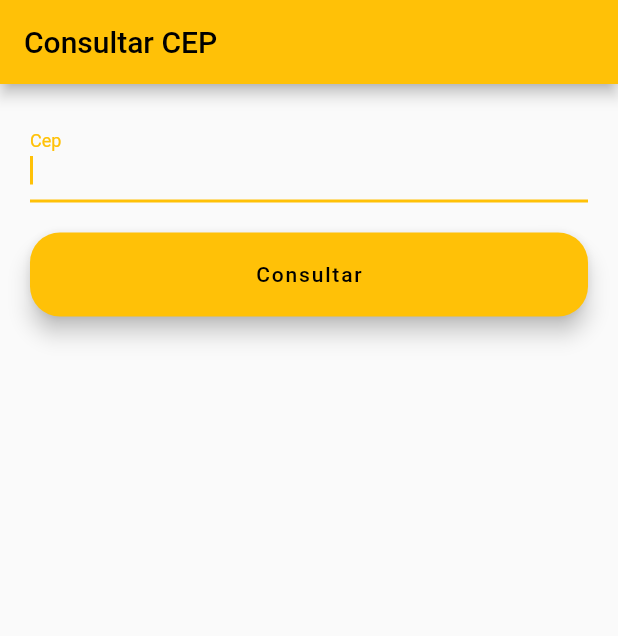
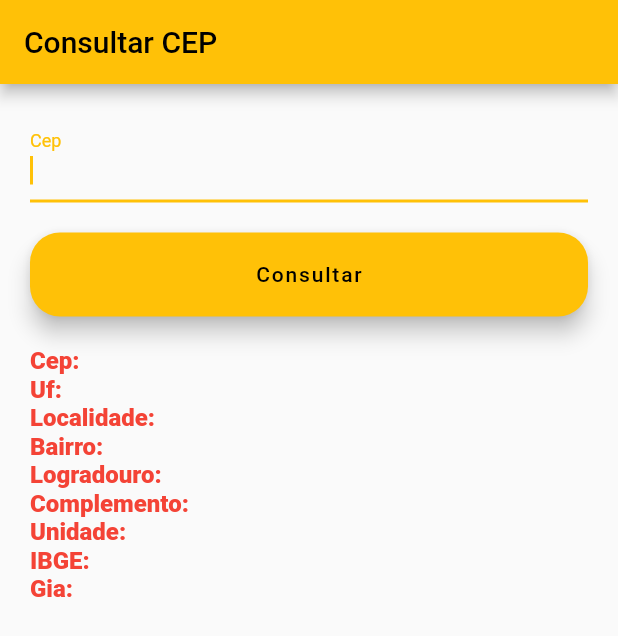
Before and after one commit to mapti-michel/flutter-cep, a Flutter app: the screen it shows after launch, on a phone screen of 412 x 824 dp. Shown: the top 636 px of the screen. Run offline on Flutter 3.47's test engine with Material 2 defaults, Android fonts, the phone set to English and light mode, and no system bars.

Commit message:
Update files

```diff
--- a/lib/views/home_page.dart
+++ b/lib/views/home_page.dart
@@ -1,3 +1,5 @@
+import 'dart:convert';
+
 import 'package:flutter/material.dart';
 import 'package:pesquisa_cep/services/via_cep_service.dart';
 
@@ -82,7 +84,7 @@ class _HomePageState extends State<HomePage> {
     final cep = _searchCepController.text;
 
     final resultCep = await ViaCepService.fetchCep(cep: cep);
-    print(resultCep.localidade); // Exibindo somente a localidade no terminal
+//    print(resultCep.localidade); // Exibindo somente a localidade no terminal
 
     setState(() {
       _result = resultCep.toJson();
@@ -92,9 +94,143 @@ class _HomePageState extends State<HomePage> {
   }
 
   Widget _buildResultForm() {
+    String msgNot = 'não foi preenchido';
+    String localidade = '';
+    String cep = '';
+    String logradouro = '';
+    String complemento = '';
+    String bairro = '';
+    String uf = '';
+    String unidade = '';
+    String ibge = '';
+    String gia = '';
+    if (_result != null) {
+      cep = (_result != null ? jsonDecode(_result.toString()) : '')['cep'] ?? msgNot;
+      logradouro = (_result != null ? jsonDecode(_result.toString()) : '')['logradouro'] ?? msgNot;
+      complemento = (_result != null ? jsonDecode(_result.toString()) : '')['complemento'] ?? msgNot;
+      bairro = (_result != null ? jsonDecode(_result.toString()) : '')['bairro'] ?? msgNot;
+      localidade = (_result != null ? jsonDecode(_result.toString()) : '')['localidade'] ?? msgNot;
+      uf = (_result != null ? jsonDecode(_result.toString()) : '')['uf'] ?? msgNot;
+      unidade = (_result != null ? jsonDecode(_result.toString()) : '')['unidade'] ?? msgNot;
+      ibge = (_result != null ? jsonDecode(_result.toString()) : '')['ibge'] ?? msgNot;
+      gia = (_result != null ? jsonDecode(_result.toString()) : '')['gia'] ?? msgNot;
+    }
+
     return Container(
       padding: EdgeInsets.only(top: 20.0),
-      child: Text(_result ?? ''),
+//      child: Text(_result ?? ''),
+      child: Column(children: [
+        Row(
+          children: [
+            Text(
+              'Cep: ',
+              style: TextStyle(color: Colors.red, fontWeight: FontWeight.w800, fontSize: 16),
+            ),
+            Text(
+              cep,
+              style: TextStyle(color: Colors.black),
+            ),
+          ],
+        ),
+        Row(
+          children: [
+            Text(
+              'Uf: ',
+              style: TextStyle(color: Colors.red, fontWeight: FontWeight.w800, fontSize: 16),
+            ),
+            Text(
+              uf,
+              style: TextStyle(color: Colors.black),
+            ),
+          ],
+        ),
+        Row(
+          children: [
+            Text(
+              'Localidade: ',
+              style: TextStyle(color: Colors.red, fontWeight: FontWeight.w800, fontSize: 16),
+            ),
+            Text(
+              localidade,
+              style: TextStyle(color: Colors.black),
+            ),
+          ],
+        ),
+        Row(
+          children: [
+            Text(
+              'Bairro: ',
+              style: TextStyle(color: Colors.red, fontWeight: FontWeight.w800, fontSize: 16),
+            ),
+            Text(
+              bairro,
+              style: TextStyle(color: Colors.black),
+            ),
+          ],
+        ),
+        Row(
+          children: [
+            Text(
+              'Logradouro: ',
+              style: TextStyle(color: Colors.red, fontWeight: FontWeight.w800, fontSize: 16),
+            ),
+            Text(
+              logradouro,
+              style: TextStyle(color: Colors.black),
+            ),
+          ],
+        ),
+        Row(
+          children: [
+            Text(
+              'Complemento: ',
+              style: TextStyle(color: Colors.red, fontWeight: FontWeight.w800, fontSize: 16),
+            ),
+            Text(
+              complemento,
+              style: TextStyle(color: Colors.black),
+            ),
+          ],
+        ),
+        Row(
+          children: [
+            Text(
+              'Unidade: ',
+              style: TextStyle(color: Colors.red, fontWeight: FontWeight.w800, fontSize: 16),
+            ),
+            Text(
+              unidade,
+              style: TextStyle(color: Colors.black),
+            ),
+          ],
+        ),
+        Row(
+          children: [
+            Text(
+              'IBGE: ',
+              style: TextStyle(color: Colors.red, fontWeight: FontWeight.w800, fontSize: 16),
+            ),
+            Text(
+              ibge,
+              style: TextStyle(color: Colors.black),
+            ),
+          ],
+        ),
+        Row(
+          children: [
+            Text(
+              'Gia: ',
+              style: TextStyle(color: Colors.red, fontWeight: FontWeight.w800, fontSize: 16),
+            ),
+            Text(
+              gia,
+              style: TextStyle(color: Colors.black),
+            ),
+          ],
+        ),
+      ]),
+
+
     );
   }
 }
```
Also changed, not shown: pubspec.lock.
